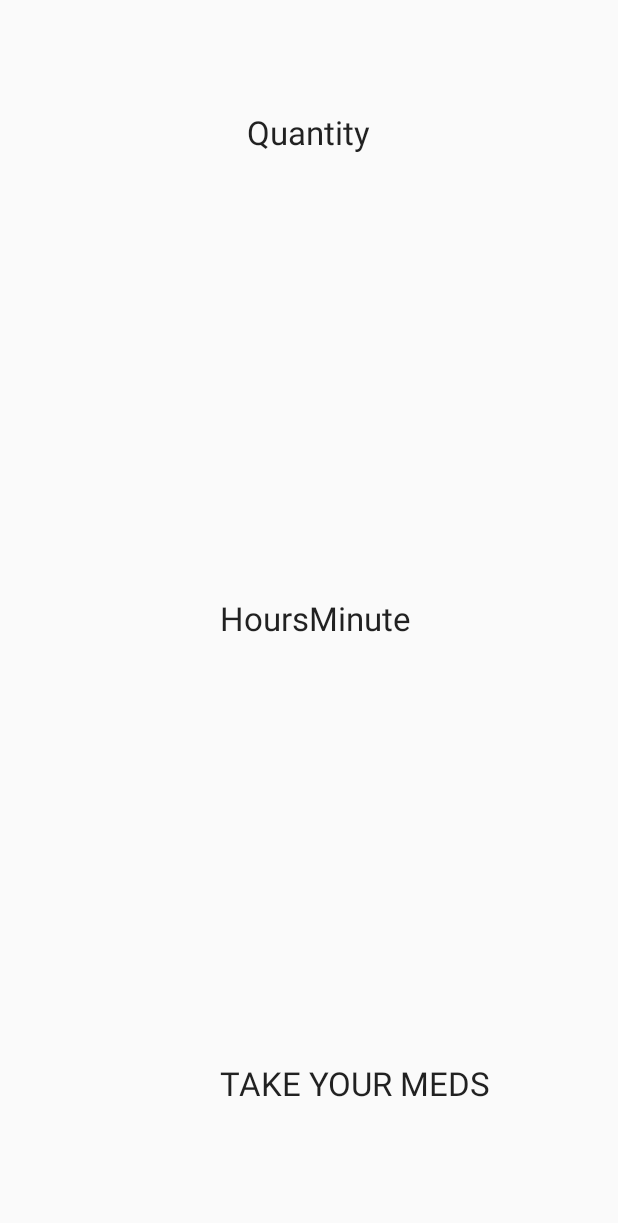
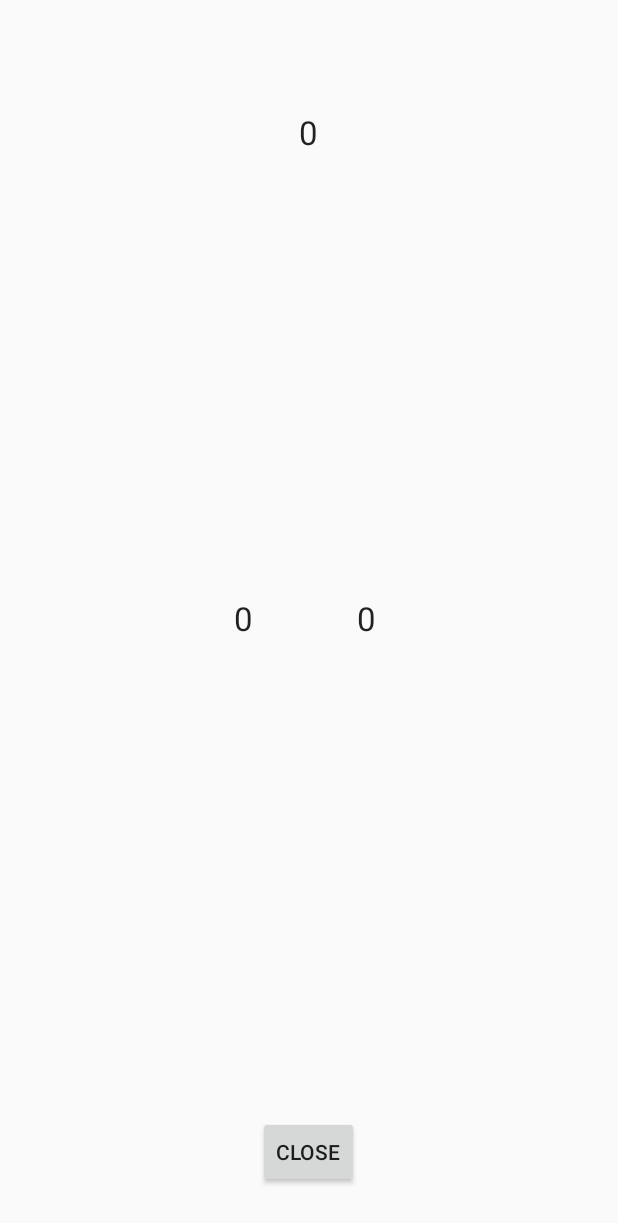
Before and after one commit to ENGR-103-Group-061-02/Pill_Reminder, an Android app: the PillNotificationPage screen opened directly, with no data from a screen before it, on a phone screen of 412 x 824 dp. Shown: the top 1223 px of the screen. Run offline under Robolectric (Android 15) with nearby library versions, the light colour scheme and no system bars.

Commit message:
All features have been fixed and are done

```diff
--- a/app/src/main/java/com/drexel/engr103grp061_02/pillreminder/AddPill.java
+++ b/app/src/main/java/com/drexel/engr103grp061_02/pillreminder/AddPill.java
@@ -191,7 +191,7 @@ public class AddPill extends Activity{
         alarmIntent.putExtra("id",feed.getIdByNameAndTime(sql, name, newTime));
         alarmIntent.putExtra("name",name);
         PendingIntent pendingIntent = PendingIntent.getBroadcast(this, feed.getIdByNameAndTime(sql, name, newTime),
-                alarmIntent, PendingIntent.FLAG_ONE_SHOT);
+                alarmIntent, PendingIntent.FLAG_UPDATE_CURRENT);
         AlarmManager alarmManager = (AlarmManager) getSystemService(ALARM_SERVICE);
         alarmManager.setRepeating(AlarmManager.RTC_WAKEUP, c.getTimeInMillis(), 24*60*60*1000, pendingIntent);
         Log.d("ID", Integer.toString(feed.getIdByNameAndTime(sql, name, newTime)));
--- a/app/src/main/java/com/drexel/engr103grp061_02/pillreminder/AlarmReceiver.java
+++ b/app/src/main/java/com/drexel/engr103grp061_02/pillreminder/AlarmReceiver.java
@@ -2,7 +2,6 @@ package com.drexel.engr103grp061_02.pillreminder;
 
 import android.app.NotificationManager;
 import android.app.PendingIntent;
-import android.app.TaskStackBuilder;
 import android.content.BroadcastReceiver;
 import android.content.Context;
 import android.content.Intent;
@@ -26,22 +25,19 @@ public class AlarmReceiver extends BroadcastReceiver {
                         .setContentTitle(title)
                         .setContentText(detail);
         Intent resultIntent = new Intent(context, PillNotificationPage.class);
-        TaskStackBuilder stackBuilder = TaskStackBuilder.create(context);
-        // Adds the back stack
-        stackBuilder.addParentStack(PillNotificationPage.class);
-        // Adds the Intent to the top of the stack
         resultIntent.putExtra("id",id);
-        stackBuilder.addNextIntent(resultIntent);
-        // Gets a PendingIntent containing the entire back stack
         PendingIntent resultPendingIntent =
-                stackBuilder.getPendingIntent(0, PendingIntent.FLAG_ONE_SHOT);
+                PendingIntent.getActivity(context,0,resultIntent,PendingIntent.FLAG_ONE_SHOT);
 
         mBuilder.setContentIntent(resultPendingIntent);
+        mBuilder.setAutoCancel(true);
 
         Uri alarmSound = RingtoneManager.getDefaultUri(RingtoneManager.TYPE_NOTIFICATION);
         mBuilder.setSound(alarmSound);
 
-        NotificationManager mNotificationManager = (NotificationManager) context.getSystemService(Context.NOTIFICATION_SERVICE);
+        NotificationManager mNotificationManager =
+                (NotificationManager) context.getSystemService(Context.NOTIFICATION_SERVICE);
+
         mNotificationManager.notify(id, mBuilder.build());
     }
 }
--- a/app/src/main/java/com/drexel/engr103grp061_02/pillreminder/EditPill.java
+++ b/app/src/main/java/com/drexel/engr103grp061_02/pillreminder/EditPill.java
@@ -131,7 +131,7 @@ public class EditPill extends AppCompatActivity {
         alarmIntent.putExtra("id",feed.getIdByNameAndTime(sql, name, newTime));
         alarmIntent.putExtra("name",name);
         PendingIntent pendingIntent = PendingIntent.getBroadcast(this, feed.getIdByNameAndTime(sql, name, newTime),
-                alarmIntent, PendingIntent.FLAG_ONE_SHOT);
+                alarmIntent, PendingIntent.FLAG_UPDATE_CURRENT);
         AlarmManager alarmManager = (AlarmManager) getSystemService(ALARM_SERVICE);
         alarmManager.setRepeating(AlarmManager.RTC_WAKEUP, c.getTimeInMillis(), 24*60*60*1000, pendingIntent);
 
--- a/app/src/main/java/com/drexel/engr103grp061_02/pillreminder/PillNotificationPage.java
+++ b/app/src/main/java/com/drexel/engr103grp061_02/pillreminder/PillNotificationPage.java
@@ -1,41 +1,54 @@
 package com.drexel.engr103grp061_02.pillreminder;
 
 import android.app.Activity;
+import android.content.Intent;
 import android.database.sqlite.SQLiteDatabase;
 import android.os.Bundle;
+import android.view.View;
+import android.widget.Button;
 import android.widget.TextView;
 
 import com.drexel.engr103grp061_02.pillreminder.database.FeedReaderContract;
 import com.drexel.engr103grp061_02.pillreminder.database.Pill;
 
-public class PillNotificationPage  extends Activity {
-    TextView notifiedName, notifiedQuantity, notifiedInstrcutions, notifiedHours, notifiedMinutes;
-    //Takes in pill's Feeder ID
-    Pill pill_notified = new Pill();
-    SQLiteDatabase sql;
-    FeedReaderContract.FeedReaderDbHelper feed;
+public class PillNotificationPage extends Activity {
+
     public  void onCreate(Bundle savedInstanceState ) {
+        TextView notifiedName, notifiedQuantity, notifiedInstructions, notifiedHours, notifiedMinutes;
+        //Takes in pill's Feeder ID
+        Pill pill_notified;
+        SQLiteDatabase sql;
+        FeedReaderContract.FeedReaderDbHelper feed;
         super.onCreate(savedInstanceState);
         setContentView(R.layout.pill_notification);
         int id = this.getIntent().getIntExtra("id",0);
+
         //declaring ID's
+        Button close = (Button) findViewById(R.id.closeButton);
         notifiedName = (TextView) findViewById(R.id.notified_name);
         notifiedQuantity = (TextView) findViewById(R.id.notified_quantity);
-        notifiedInstrcutions = (TextView) findViewById(R.id.notified_instruction);
+        notifiedInstructions = (TextView) findViewById(R.id.notified_instruction);
         notifiedHours = (TextView) findViewById(R.id.notified_hour);
         notifiedMinutes = (TextView) findViewById(R.id.notified_minute);
+
         //Database with ID
         feed = new FeedReaderContract().new FeedReaderDbHelper(getApplicationContext());
         sql = feed.getReadableDatabase();
         pill_notified = feed.getInfoFromID(id, sql);
+
         //pill_notified contains pill with SPECIFIC time info
         //
         //Re-Set text Fields from specified pill_notified object
         notifiedName.setText(pill_notified.getName());
-        notifiedQuantity.setText(pill_notified.getQuantity());
-        notifiedInstrcutions.setText(pill_notified.getInstructions());
-        notifiedHours.setText(pill_notified.getHours());
-        notifiedMinutes.setText(pill_notified.getMinutes());
+        notifiedQuantity.setText(Integer.toString(pill_notified.getQuantity()));
+        notifiedInstructions.setText(pill_notified.getInstructions());
+        notifiedHours.setText(Integer.toString(pill_notified.getHours()));
+        notifiedMinutes.setText(Integer.toString(pill_notified.getMinutes()));
+    }
+
+    public void close(View view){
+        Intent intent = new Intent(this, Main2Activity.class);
+        startActivity(intent);
     }
 
 }
--- a/app/src/main/res/layout/pill_notification.xml
+++ b/app/src/main/res/layout/pill_notification.xml
@@ -1,12 +1,7 @@
 <?xml version="1.0" encoding="utf-8"?>
-<LinearLayout xmlns:android="http://schemas.android.com/apk/res/android"
+<RelativeLayout xmlns:android="http://schemas.android.com/apk/res/android"
     android:orientation="vertical" android:layout_width="match_parent"
     android:layout_height="match_parent">
-
-    <RelativeLayout
-        android:layout_width="match_parent"
-        android:layout_height="match_parent"
-        android:layout_gravity="center_horizontal">
 
     <TextView
         android:layout_width="wrap_content"
@@ -44,8 +39,10 @@
         android:text="Hours"
         android:id="@+id/notified_hour"
         android:layout_centerVertical="true"
-            android:layout_toLeftOf="@+id/notified_name"
-            android:layout_toStartOf="@+id/notified_name" />
+        android:layout_toLeftOf="@+id/notified_instruction"
+        android:layout_toStartOf="@+id/notified_instruction"
+        android:layout_marginRight="37dp"
+        android:layout_marginEnd="37dp" />
 
     <TextView
         android:layout_width="wrap_content"
@@ -53,19 +50,22 @@
         android:textAppearance="?android:attr/textAppearanceLarge"
         android:text="Minute"
         android:id="@+id/notified_minute"
-            android:layout_alignTop="@+id/notified_hour"
+        android:layout_centerVertical="true"
         android:layout_toRightOf="@+id/notified_instruction"
-            android:layout_toEndOf="@+id/notified_instruction" />
+        android:layout_toEndOf="@+id/notified_instruction"
+        android:layout_marginLeft="32dp"
+        android:layout_marginStart="32dp" />
 
-        <TextView
+    <Button
+        style="?android:attr/buttonStyleSmall"
         android:layout_width="wrap_content"
         android:layout_height="wrap_content"
-            android:textAppearance="?android:attr/textAppearanceLarge"
-            android:text="TAKE YOUR MEDS"
-            android:id="@+id/textView2"
-            android:layout_marginBottom="87dp"
+        android:text="Close"
+        android:id="@+id/closeButton"
+        android:enabled="true"
+        android:onClick="close"
         android:layout_alignParentBottom="true"
-            android:layout_alignLeft="@+id/notified_hour"
-            android:layout_alignStart="@+id/notified_hour" />
+        android:layout_centerHorizontal="true"
+        android:layout_marginBottom="32dp"
+        android:clickable="true" />
 </RelativeLayout>
-</LinearLayout>
```
Also changed, not shown: app/src/main/java/com/drexel/engr103grp061_02/pillreminder/Main2Activity.java (+5 -6 lines). Lines whose indentation alone changed are shown as unchanged.
